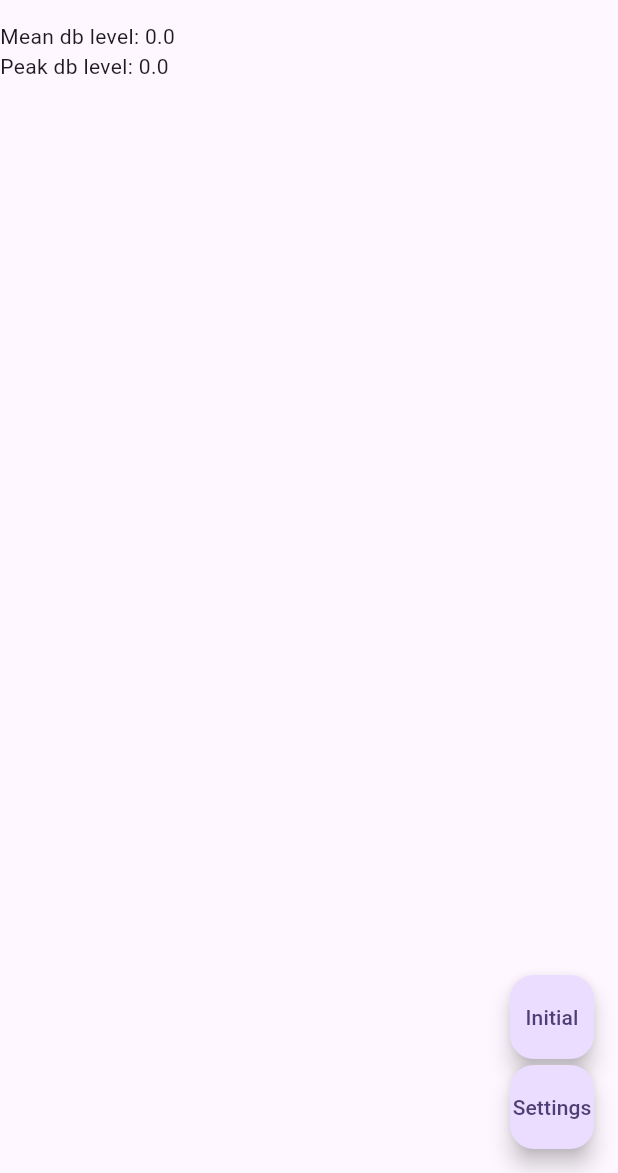
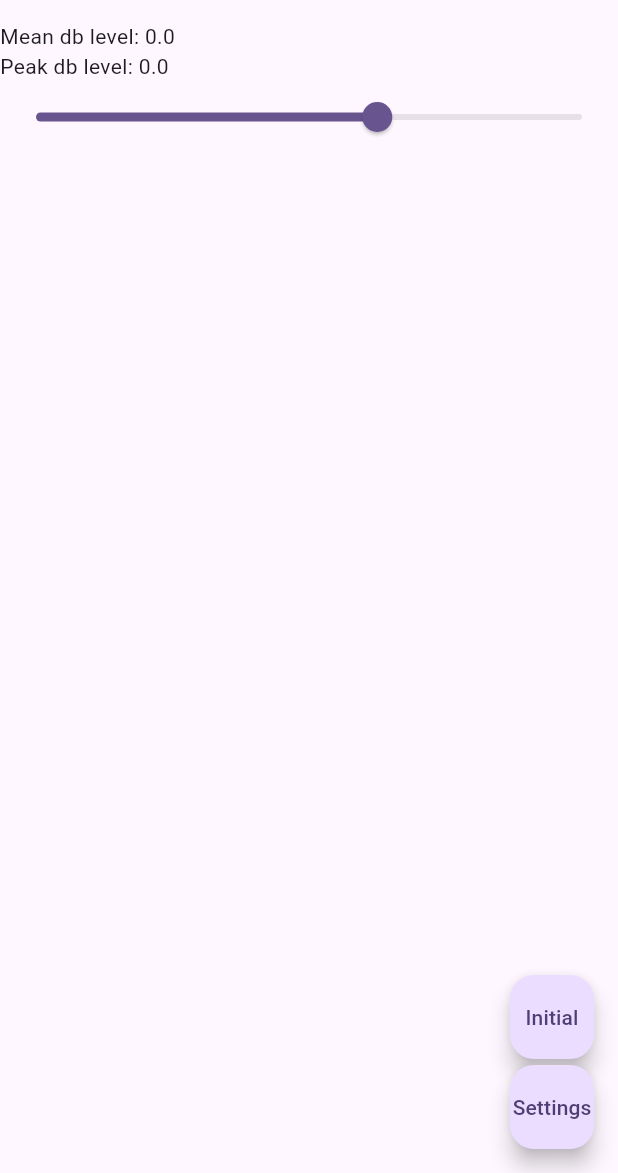
Before and after one commit to manster161/sound_recorder, a Flutter app: the screen it shows after launch, on a phone screen of 412 x 824 dp, the part 63-1236 px from its top. Run offline on Flutter 3.47's test engine with Material 3 defaults, Android fonts, the phone set to English and light mode, and no system bars; our stand-ins replace bloc, equatable, flutter_bloc, logger, permission_handler; missing offline and left inert: noise_meter.

```diff
--- a/lib/settings_bloc.dart
+++ b/lib/settings_bloc.dart
@@ -4,7 +4,7 @@ import 'settings_event.dart';
 import 'settings_state.dart';
 
 class SettingsBloc extends Bloc<SettingsEvent, SettingsState> {
-  SettingsBloc(SettingsState initialState) : super(initialState);
+  SettingsBloc(super.initialState);
 
 double threshold = 120.0;
 
--- a/lib/sound_recorder_bloc.dart
+++ b/lib/sound_recorder_bloc.dart
@@ -44,6 +44,10 @@ class SoundRecorderBloc extends Bloc<SoundRecorderEvent, SoundRecorderState> {
     return soundRepository.isRecording;
   }
 
+void sliderChanged(double value) {
+    logger.i('Slider changed to $value');
+  }
+
   @override
   Stream<SoundRecorderState> mapEventToState(
     SoundRecorderEvent event,
--- a/lib/sound_recorder_page.dart
+++ b/lib/sound_recorder_page.dart
@@ -1,3 +1,4 @@
+
 import 'package:flutter/material.dart';
 import 'package:flutter_bloc/flutter_bloc.dart';
 import 'package:sound_recorder/settings_bloc.dart';
@@ -80,6 +81,15 @@ class SoundRecorderPage extends StatelessWidget {
                 ),
               ],
             ),
+            Slider(
+              value: 120, // Replace with the actual value
+              min: 20.0, // Replace with the actual minimum value
+              max: 180.0, // Replace with the actual maximum value
+              onChanged: (value) {
+                BlocProvider.of<SoundRecorderBloc>(context).sliderChanged(value);
+              },
+            ),
+
           ],
         ),
       ),
--- a/pubspec.yaml
+++ b/pubspec.yaml
@@ -61,6 +61,7 @@ dev_dependencies:
 # following page: https://dart.dev/tools/pub/pubspec
 
 # The following section is specific to Flutter packages.
+  mocktail: any
 flutter:
 
   # The following line ensures that the Material Icons font is
```
